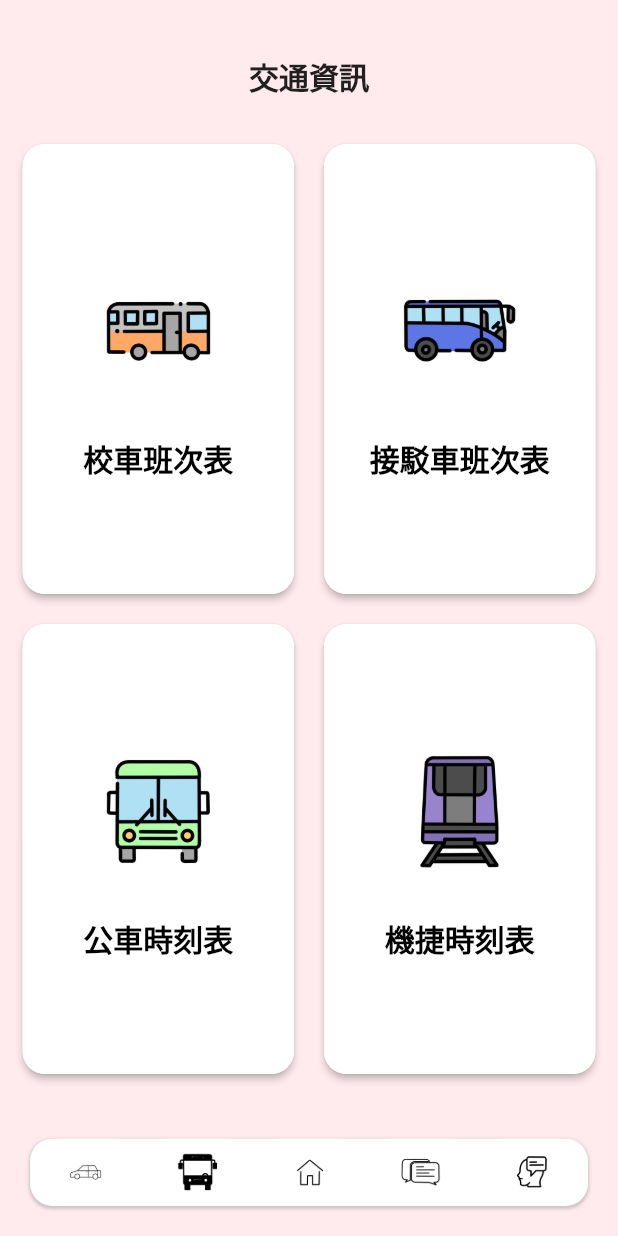
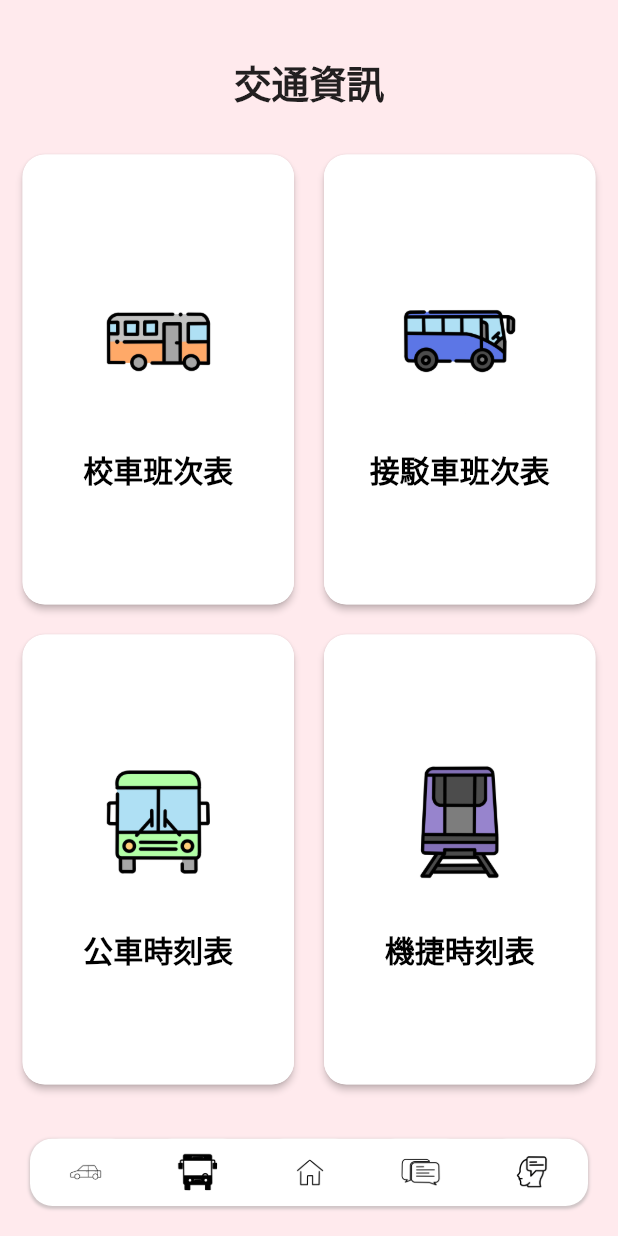
Before and after one commit to DraggyChen/pickup_flutter_app, a Flutter app: the screen it shows after launch, swiped to page 2, on a phone screen of 412 x 824 dp. Run offline on Flutter 3.47's test engine with Material 2 defaults, Android fonts, the phone set to English and light mode, and no system bars; our stand-ins replace google_maps_flutter, image_picker, mask_text_input_formatter.

Commit message:
交通資訊：上方bar文字調大

```diff
--- a/lib/view/trafficInfo/traffic_home.dart
+++ b/lib/view/trafficInfo/traffic_home.dart
@@ -32,7 +32,7 @@ class _TrafficInfoState extends State<TrafficInfo> {
               Center(
                 child: Text(
                   "交通資訊",
-                  style: TextStyle(fontSize: 20, fontWeight: FontWeight.bold),
+                  style: TextStyle(fontSize: 25, fontWeight: FontWeight.bold),
                 ),
               ),
               SizedBox(
```
